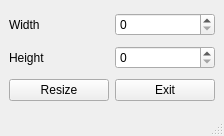
This is gw.ui in george0815/rSZR as Qt 5 draws it before an edit. The edited form follows.
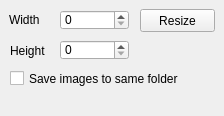
This is the edited form.

Diff of the .ui file:
```diff
--- a/gw.ui
+++ b/gw.ui
@@ -7,57 +7,91 @@
     <x>0</x>
     <y>0</y>
     <width>224</width>
-    <height>136</height>
+    <height>116</height>
    </rect>
   </property>
   <property name="windowTitle">
    <string>rSZR</string>
   </property>
   <widget class="QWidget" name="centralwidget">
-   <layout class="QGridLayout" name="gridLayout">
-    <item row="2" column="1">
      <widget class="QSpinBox" name="Width">
+    <property name="geometry">
+     <rect>
+      <x>60</x>
+      <y>10</y>
+      <width>69</width>
+      <height>20</height>
+     </rect>
+    </property>
       <property name="maximum">
        <number>10000000</number>
       </property>
      </widget>
-    </item>
-    <item row="3" column="0">
      <widget class="QLabel" name="heightLabel">
+    <property name="geometry">
+     <rect>
+      <x>10</x>
+      <y>40</y>
+      <width>41</width>
+      <height>21</height>
+     </rect>
+    </property>
       <property name="text">
        <string>Height</string>
       </property>
      </widget>
-    </item>
-    <item row="9" column="0">
      <widget class="QPushButton" name="cropResize">
+    <property name="geometry">
+     <rect>
+      <x>140</x>
+      <y>9</y>
+      <width>75</width>
+      <height>23</height>
+     </rect>
+    </property>
       <property name="text">
        <string>Resize</string>
       </property>
      </widget>
-    </item>
-    <item row="2" column="0">
      <widget class="QLabel" name="widthLabel">
+    <property name="geometry">
+     <rect>
+      <x>9</x>
+      <y>9</y>
+      <width>41</width>
+      <height>21</height>
+     </rect>
+    </property>
       <property name="text">
        <string>Width</string>
       </property>
      </widget>
-    </item>
-    <item row="3" column="1">
      <widget class="QSpinBox" name="Height">
+    <property name="geometry">
+     <rect>
+      <x>60</x>
+      <y>40</y>
+      <width>69</width>
+      <height>20</height>
+     </rect>
+    </property>
       <property name="maximum">
        <number>10000000</number>
       </property>
      </widget>
-    </item>
-    <item row="9" column="1">
-     <widget class="QPushButton" name="exit">
+   <widget class="QCheckBox" name="saveToSameFolder">
+    <property name="geometry">
+     <rect>
+      <x>10</x>
+      <y>70</y>
+      <width>181</width>
+      <height>17</height>
+     </rect>
+    </property>
       <property name="text">
-       <string>Exit</string>
-      </property>
-     </widget>
-    </item>
-   </layout>
+     <string>Save images to same folder</string>
+    </property>
+   </widget>
   </widget>
   <widget class="QMenuBar" name="menubar">
    <property name="geometry">
@@ -69,7 +103,6 @@
     </rect>
    </property>
   </widget>
-  <widget class="QStatusBar" name="statusbar"/>
  </widget>
  <resources/>
  <connections/>
```
Left out of the diff: 2 changed lines with no effect on the pictures. Lines whose indentation alone changed are shown as unchanged.
